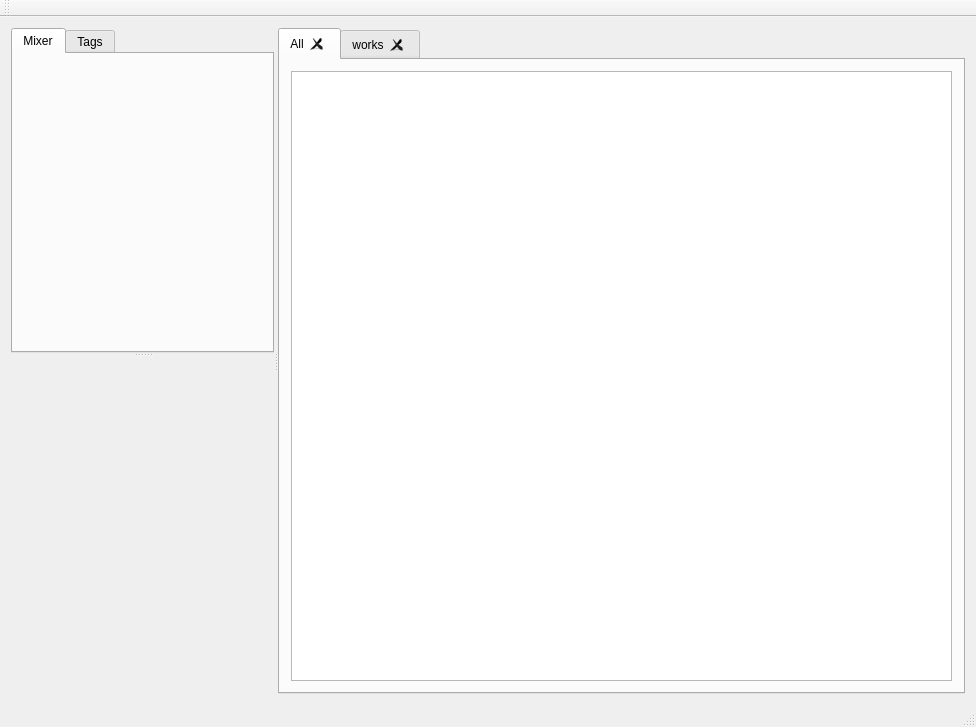
Before: the Qt Designer form app/mainwindow.ui in x37v/datajockey, drawn with Qt 5.
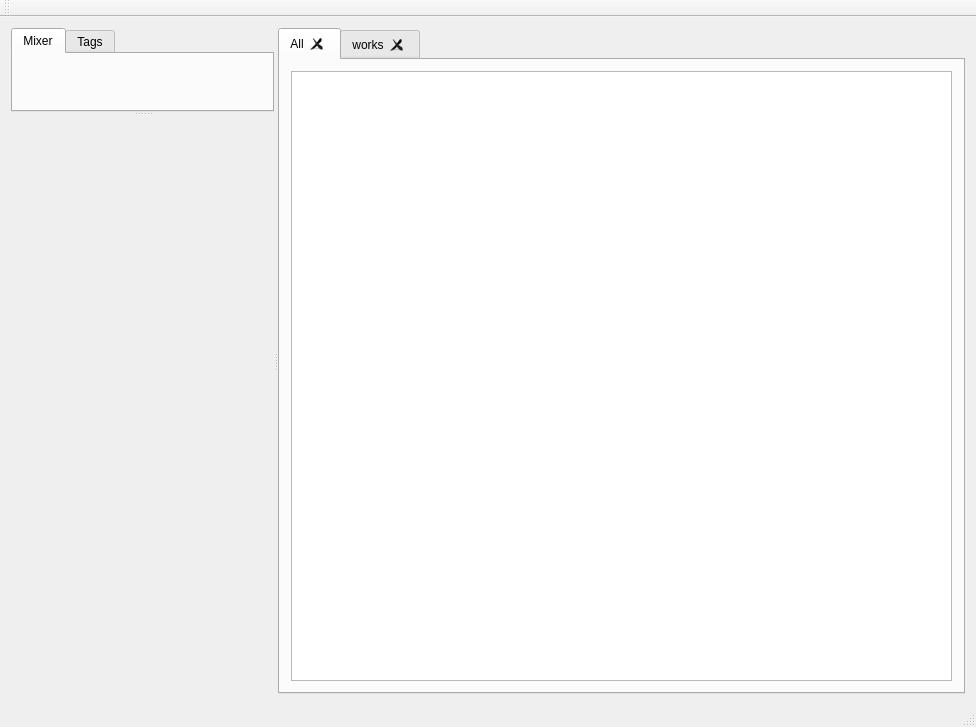
After: the same form once the commit is applied. Custom widgets are drawn as their Qt base class.

Commit message: set up some stretch factors for default sizes of main view

Diff of the .ui file:
```diff
--- a/app/mainwindow.ui
+++ b/app/mainwindow.ui
@@ -23,6 +23,12 @@
    <layout class="QGridLayout" name="gridLayout">
     <item row="0" column="0">
      <widget class="QSplitter" name="topSplitter">
+      <property name="sizePolicy">
+       <sizepolicy hsizetype="Ignored" vsizetype="Preferred">
+        <horstretch>0</horstretch>
+        <verstretch>0</verstretch>
+       </sizepolicy>
+      </property>
       <property name="orientation">
        <enum>Qt::Horizontal</enum>
       </property>
@@ -45,7 +51,20 @@
          </attribute>
         </widget>
        </widget>
-       <widget class="WorkDetailView" name="widget" native="true"/>
+       <widget class="WorkDetailView" name="widget" native="true">
+        <property name="sizePolicy">
+         <sizepolicy hsizetype="Preferred" vsizetype="Minimum">
+          <horstretch>0</horstretch>
+          <verstretch>0</verstretch>
+         </sizepolicy>
+        </property>
+        <property name="minimumSize">
+         <size>
+          <width>0</width>
+          <height>200</height>
+         </size>
+        </property>
+       </widget>
       </widget>
       <widget class="QTabWidget" name="workViews">
        <property name="currentIndex">
```
Left out of the diff: 13 changed lines with no effect on the pictures. The commit also changes 2 other files.
